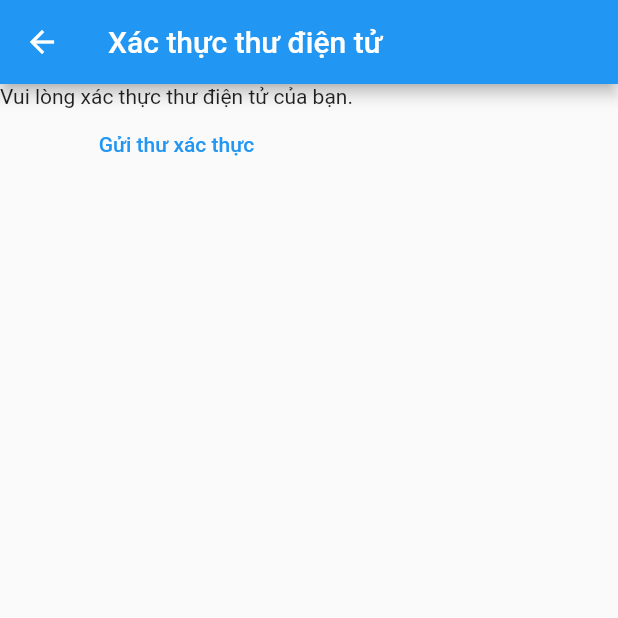
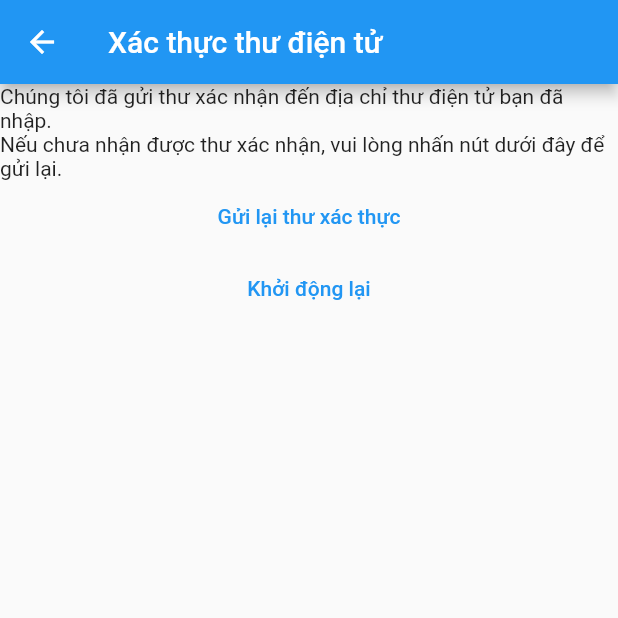
Before and after one commit to tqucbo/flutter_mynotes, a Flutter app: the VerifyEmailView screen opened directly, on a phone screen of 412 x 824 dp, the top half of it. Run offline on Flutter 3.47's test engine with Material 2 defaults, Android fonts, the phone set to English and light mode, and no system bars; our stand-ins replace firebase_auth, firebase_core; accounts and stored records are empty.

Commit message:
5th commit

```diff
--- a/lib/constants/routes.dart
+++ b/lib/constants/routes.dart
@@ -1,3 +1,4 @@
 const loginRoute = '/login';
 const registerRoute = '/register';
 const notesRoute = '/notes';
+const verifyEmailRoute = '/verify-email/';
--- a/lib/views/login_view.dart
+++ b/lib/views/login_view.dart
@@ -1,7 +1,5 @@
 import 'package:firebase_auth/firebase_auth.dart';
 import 'package:flutter/material.dart';
-import 'dart:developer' as devtools show log;
-
 import 'package:mynotes/constants/routes.dart';
 import 'package:mynotes/utilities/show_error_dialog.dart';
 
@@ -69,13 +67,13 @@ class _LoginViewState extends State<LoginView> {
               } on FirebaseAuthException catch (e) {
                 if (e.code == 'user-not-found') {
                   await showErrorDialog(
-                      context, "Không tìm thấy tài khoản này.");
+                      context, 'Không tìm thấy tài khoản này.');
                 } else if (e.code == 'wrong-password') {
                   await showErrorDialog(
-                      context, "Thư điện tử hoặc mật khẩu không đúng.");
+                      context, 'Thư điện tử hoặc mật khẩu không đúng.');
                 } else if (e.code == 'invalid-email') {
                   await showErrorDialog(
-                      context, "Thư điện tử không đúng định dạng.");
+                      context, 'Thư điện tử không đúng định dạng.');
                 } else {
                   await showErrorDialog(context,
                       'Lỗi này sẽ được sửa trong bản cập nhật tới: ${e.code}');
@@ -92,7 +90,7 @@ class _LoginViewState extends State<LoginView> {
                 Navigator.of(context)
                     .pushNamedAndRemoveUntil(registerRoute, (route) => false);
               },
-              child: const Text('Đã có tài khoản? Đăng nhập ngay!')),
+              child: const Text('Chưa có tài khoản? Đăng ký ngay!')),
         ],
       ),
     );
--- a/lib/views/verify_email_view.dart
+++ b/lib/views/verify_email_view.dart
@@ -1,5 +1,6 @@
 import 'package:firebase_auth/firebase_auth.dart';
 import 'package:flutter/material.dart';
+import 'package:mynotes/constants/routes.dart';
 
 class VerifyEmailView extends StatefulWidget {
   const VerifyEmailView({Key? key}) : super(key: key);
@@ -17,13 +18,18 @@ class _VerifyEmailViewState extends State<VerifyEmailView> {
       ),
       body: Column(
         children: [
-          Text('Vui lòng xác thực thư điện tử của bạn.'),
+          const Text('Chúng tôi đã gửi thư xác nhận đến địa chỉ thư điện tử bạn đã nhập.'),
+          const Text('Nếu chưa nhận được thư xác nhận, vui lòng nhấn nút dưới đây để gửi lại.'),
           TextButton(
               onPressed: () async {
                 final user = FirebaseAuth.instance.currentUser;
                 await user?.sendEmailVerification();
               },
-              child: const Text('Gửi thư xác thực'))
+              child: const Text('Gửi lại thư xác thực')),
+              TextButton(onPressed: () async {
+                await FirebaseAuth.instance.signOut();
+              Navigator.of(context).pushNamedAndRemoveUntil(registerRoute, (route) => false);
+              }, child: const Text('Khởi động lại'))
         ],
       ),
     );
```
Also changed, not shown: lib/main.dart (+4 -3 lines), lib/views/register_view.dart (+17 -9 lines).
